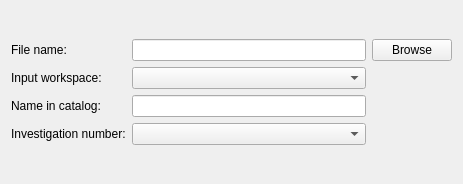
Above: Code/Mantid/MantidQt/CustomDialogs/inc/MantidQtCustomDialogs/CatalogPublishDialog.ui from mantidproject/mantid before the change. Below: the same form after it.
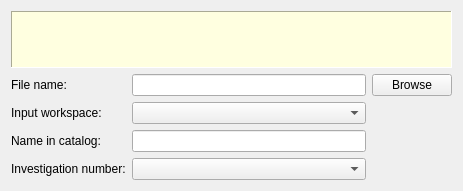
That is the form after the change. Custom widgets are drawn as their Qt base class.

Commit message: Add optional message to GUI. Refs #8537.

```diff
--- a/Code/Mantid/MantidQt/CustomDialogs/inc/MantidQtCustomDialogs/CatalogPublishDialog.ui
+++ b/Code/Mantid/MantidQt/CustomDialogs/inc/MantidQtCustomDialogs/CatalogPublishDialog.ui
@@ -8,7 +8,7 @@
     <x>0</x>
     <y>0</y>
     <width>463</width>
-    <height>184</height>
+    <height>191</height>
    </rect>
   </property>
   <property name="windowTitle">
@@ -19,6 +19,131 @@
     <layout class="QHBoxLayout" name="buttonGrid"/>
    </item>
    <item row="0" column="0">
+    <widget class="QLabel" name="instructions">
+     <property name="palette">
+      <palette>
+       <active>
+        <colorrole role="Button">
+         <brush brushstyle="SolidPattern">
+          <color alpha="255">
+           <red>255</red>
+           <green>255</green>
+           <blue>224</blue>
+          </color>
+         </brush>
+        </colorrole>
+        <colorrole role="Base">
+         <brush brushstyle="SolidPattern">
+          <color alpha="255">
+           <red>255</red>
+           <green>255</green>
+           <blue>224</blue>
+          </color>
+         </brush>
+        </colorrole>
+        <colorrole role="Window">
+         <brush brushstyle="SolidPattern">
+          <color alpha="255">
+           <red>255</red>
+           <green>255</green>
+           <blue>224</blue>
+          </color>
+         </brush>
+        </colorrole>
+       </active>
+       <inactive>
+        <colorrole role="Button">
+         <brush brushstyle="SolidPattern">
+          <color alpha="255">
+           <red>255</red>
+           <green>255</green>
+           <blue>224</blue>
+          </color>
+         </brush>
+        </colorrole>
+        <colorrole role="Base">
+         <brush brushstyle="SolidPattern">
+          <color alpha="255">
+           <red>255</red>
+           <green>255</green>
+           <blue>224</blue>
+          </color>
+         </brush>
+        </colorrole>
+        <colorrole role="Window">
+         <brush brushstyle="SolidPattern">
+          <color alpha="255">
+           <red>255</red>
+           <green>255</green>
+           <blue>224</blue>
+          </color>
+         </brush>
+        </colorrole>
+       </inactive>
+       <disabled>
+        <colorrole role="Button">
+         <brush brushstyle="SolidPattern">
+          <color alpha="255">
+           <red>255</red>
+           <green>255</green>
+           <blue>224</blue>
+          </color>
+         </brush>
+        </colorrole>
+        <colorrole role="Base">
+         <brush brushstyle="SolidPattern">
+          <color alpha="255">
+           <red>255</red>
+           <green>255</green>
+           <blue>224</blue>
+          </color>
+         </brush>
+        </colorrole>
+        <colorrole role="Window">
+         <brush brushstyle="SolidPattern">
+          <color alpha="255">
+           <red>255</red>
+           <green>255</green>
+           <blue>224</blue>
+          </color>
+         </brush>
+        </colorrole>
+       </disabled>
+      </palette>
+     </property>
+     <property name="autoFillBackground">
+      <bool>false</bool>
+     </property>
+     <property name="styleSheet">
+      <string notr="true">background-color: rgb(255, 255, 224);</string>
+     </property>
+     <property name="frameShape">
+      <enum>QFrame::Panel</enum>
+     </property>
+     <property name="frameShadow">
+      <enum>QFrame::Sunken</enum>
+     </property>
+     <property name="text">
+      <string/>
+     </property>
+     <property name="alignment">
+      <set>Qt::AlignJustify|Qt::AlignVCenter</set>
+     </property>
+     <property name="wordWrap">
+      <bool>true</bool>
+     </property>
+     <property name="margin">
+      <number>6</number>
+     </property>
+     <property name="indent">
+      <number>0</number>
+     </property>
+    </widget>
+   </item>
+   <item row="2" column="0">
+    <layout class="QHBoxLayout" name="buttonGrid"/>
+   </item>
+   <item row="1" column="0">
     <layout class="QGridLayout" name="inputGrid">
      <item row="2" column="0">
       <widget class="QLabel" name="nameInCatalog">
```
Left out of the diff: 17 changed lines with no effect on the pictures. The commit also changes 2 other files.
